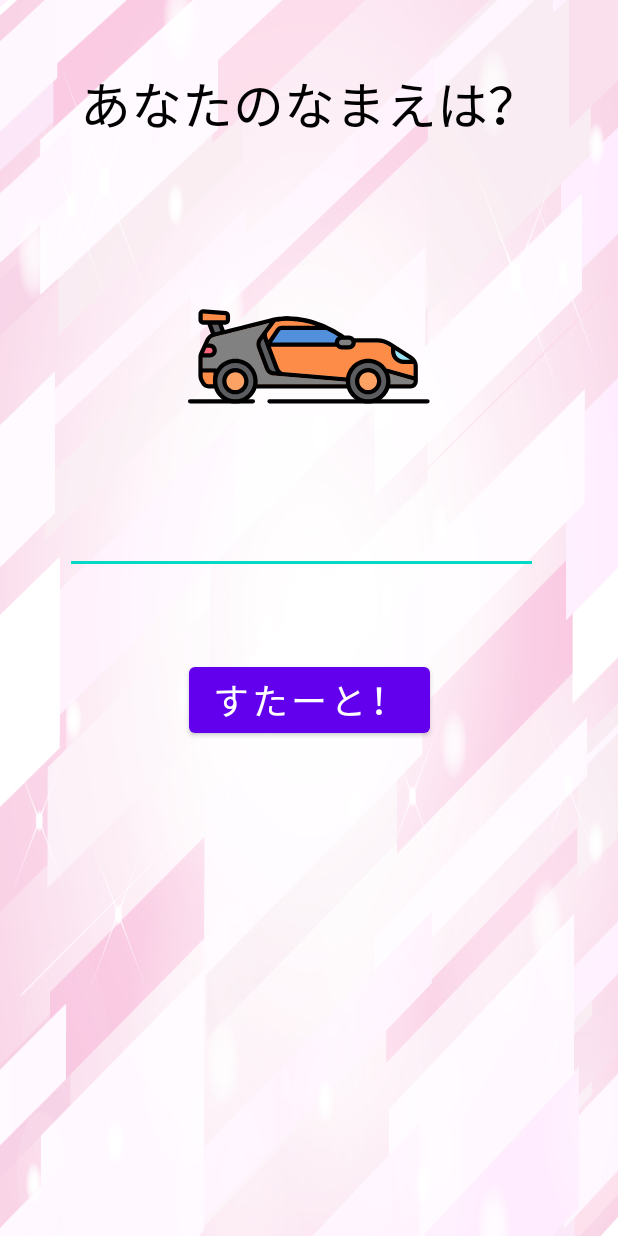
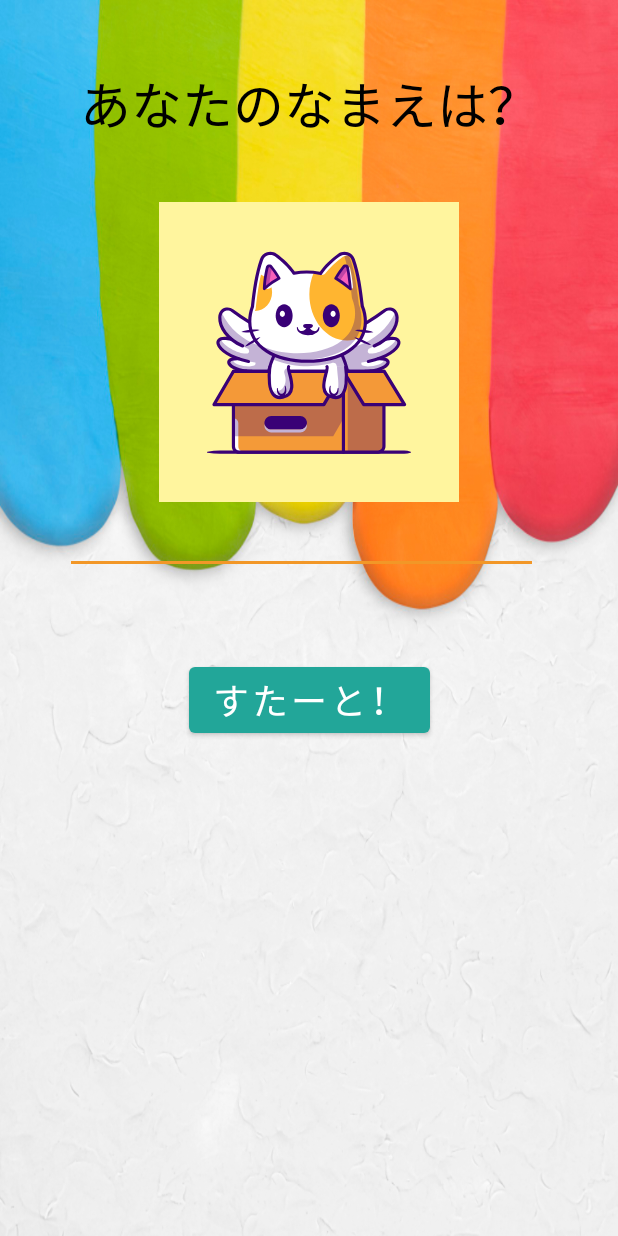
Before and after one commit to otaruit/AlphabetQuiz2, an Android app: the screen it shows after launch (NewgameActivity), on a phone screen of 412 x 824 dp. Run offline under Robolectric (Android 15) with nearby library versions, the phone set to English and light mode, and no system bars.

Commit message:
UI変更 問題のカウントできなくなる

```diff
--- /dev/null
+++ b/app/src/main/res/drawable/select_btn_bg.xml
@@ -0,0 +1,6 @@
+<?xml version="1.0" encoding="utf-8"?>
+<shape xmlns:android="http://schemas.android.com/apk/res/android"
+    android:shape="rectangle">
+    <corners android:radius="20dp"/>
+    <solid android:color="#F2BE22"/>
+</shape>
--- /dev/null
+++ b/app/src/main/res/drawable/white_bg.xml
@@ -0,0 +1,6 @@
+<?xml version="1.0" encoding="utf-8"?>
+<shape xmlns:android="http://schemas.android.com/apk/res/android"
+    android:shape="rectangle">
+<corners android:radius="20dp"/>
+    <solid android:color="@color/white"/>
+</shape>
--- a/app/src/main/res/layout/activity_newgame.xml
+++ b/app/src/main/res/layout/activity_newgame.xml
@@ -5,7 +5,7 @@
     xmlns:tools="http://schemas.android.com/tools"
     android:layout_width="match_parent"
     android:layout_height="match_parent"
-    android:background="@drawable/background_pink">
+    android:background="@drawable/quiz_bg">
 
     <TextView
         android:id="@+id/text_whatname"
@@ -36,8 +36,7 @@
         app:layout_constraintStart_toStartOf="parent"
         app:layout_constraintTop_toBottomOf="@+id/text_whatname"
         app:lottie_autoPlay="true"
-        app:lottie_loop="true"
-        app:lottie_rawRes="@raw/sports_car" />
+        app:lottie_rawRes="@raw/cat" />
 
     <EditText
         android:id="@+id/text_name"
--- a/app/src/main/res/values-night/themes.xml
+++ b/app/src/main/res/values-night/themes.xml
@@ -2,12 +2,12 @@
     <!-- Base application theme. -->
     <style name="Theme.MyApplication" parent="Theme.MaterialComponents.DayNight.DarkActionBar">
         <!-- Primary brand color. -->
-        <item name="colorPrimary">@color/purple_200</item>
-        <item name="colorPrimaryVariant">@color/purple_700</item>
-        <item name="colorOnPrimary">@color/black</item>
+        <item name="colorPrimary">@color/green</item>
+        <item name="colorPrimaryVariant">@color/yellow</item>
+        <item name="colorOnPrimary">@color/white</item>
         <!-- Secondary brand color. -->
-        <item name="colorSecondary">@color/teal_200</item>
-        <item name="colorSecondaryVariant">@color/teal_200</item>
+        <item name="colorSecondary">@color/orange</item>
+        <item name="colorSecondaryVariant">@color/red</item>
         <item name="colorOnSecondary">@color/black</item>
         <!-- Status bar color. -->
         <item name="android:statusBarColor">?attr/colorPrimaryVariant</item>
--- a/app/src/main/res/values/colors.xml
+++ b/app/src/main/res/values/colors.xml
@@ -1,9 +1,9 @@
 <?xml version="1.0" encoding="utf-8"?>
 <resources>
-    <color name="purple_200">#FFBB86FC</color>
-    <color name="purple_500">#FF6200EE</color>
-    <color name="purple_700">#FF3700B3</color>
-    <color name="teal_200">#FF03DAC5</color>
+    <color name="green">#22A699</color>
+    <color name="yellow">#F2BE22</color>
+    <color name="orange">#F29727</color>
+    <color name="red">#F24C3D</color>
     <color name="teal_700">#FF018786</color>
     <color name="black">#FF000000</color>
     <color name="white">#FFFFFFFF</color>
--- a/app/src/main/res/values/strings.xml
+++ b/app/src/main/res/values/strings.xml
@@ -1,6 +1,6 @@
 <resources>
     <string name="app_name">My Application</string>
-    <string name="question_num">もんだい%d</string>
+    <string name="question_num">%d</string>
     <string name="question_alphabet">%s</string>
     <string name="question_text">は おおもじ でどれ？</string>
     <string name="answer_1">A</string>
@@ -18,5 +18,7 @@
     <string name="gameImage">game_image</string>
     <string name="start">すたーと！</string>
     <string name="textFileName">quiz_data.txt</string>
+    <string name="incorrect_num_str">はずれ　%dもん</string>
+    <string name="correct_num_str">せいかい　%dもん</string>
 
 </resources>
--- a/app/src/main/res/values/themes.xml
+++ b/app/src/main/res/values/themes.xml
@@ -2,12 +2,12 @@
     <!-- Base application theme. -->
     <style name="Theme.MyApplication" parent="Theme.MaterialComponents.DayNight.NoActionBar">
         <!-- Primary brand color. -->
-        <item name="colorPrimary">@color/purple_500</item>
-        <item name="colorPrimaryVariant">@color/purple_700</item>
+        <item name="colorPrimary">@color/green</item>
+        <item name="colorPrimaryVariant">@color/yellow</item>
         <item name="colorOnPrimary">@color/white</item>
         <!-- Secondary brand color. -->
-        <item name="colorSecondary">@color/teal_200</item>
-        <item name="colorSecondaryVariant">@color/teal_700</item>
+        <item name="colorSecondary">@color/orange</item>
+        <item name="colorSecondaryVariant">@color/red</item>
         <item name="colorOnSecondary">@color/black</item>
         <!-- Status bar color. -->
         <item name="android:statusBarColor">?attr/colorPrimaryVariant</item>
```
Also changed, not shown: app/src/main/java/com/android/example/myapplication/MainActivity.kt (+21 -3 lines), app/src/main/res/drawable/question_num_btn_bg.xml (added, +8 -0 lines), app/src/main/res/layout/activity_main.xml (+55 -13 lines), app/src/main/res/drawable/background_pink.jpg (deleted), app/src/main/res/drawable/quiz_bg.jpg (added).
